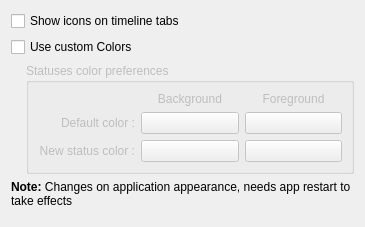
This is src/appears_base.ui in KDE/choqok as Qt 5 draws it before an edit. The edited form follows.
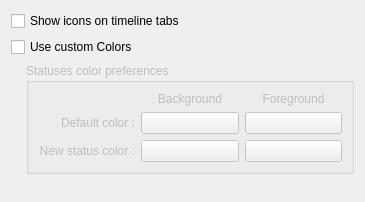
This is the edited form. Custom widgets are drawn as their Qt base class.

Commit message: Patch from Daniel Schaal : * fixes StatusWidget height bug * immediately applies changes in Appearances settings without restart

```diff
--- a/src/appears_base.ui
+++ b/src/appears_base.ui
@@ -6,7 +6,7 @@
     <x>0</x>
     <y>0</y>
     <width>365</width>
-    <height>227</height>
+    <height>202</height>
    </rect>
   </property>
   <property name="windowTitle" >
@@ -139,20 +139,6 @@
      </item>
     </layout>
    </item>
-   <item>
-    <widget class="QLabel" name="label_3" >
-     <property name="text" >
-      <string>&lt;!DOCTYPE HTML PUBLIC "-//W3C//DTD HTML 4.0//EN" "http://www.w3.org/TR/REC-html40/strict.dtd">
-&lt;html>&lt;head>&lt;meta name="qrichtext" content="1" />&lt;style type="text/css">
-p, li { white-space: pre-wrap; }
-&lt;/style>&lt;/head>&lt;body style=" font-family:'DejaVu Sans'; font-size:9pt; font-weight:400; font-style:normal;">
-&lt;p style=" margin-top:0px; margin-bottom:0px; margin-left:0px; margin-right:0px; -qt-block-indent:0; text-indent:0px;">&lt;span style=" font-weight:600;">Note: &lt;/span>Changes on application appearance, needs app restart to take effects&lt;/p>&lt;/body>&lt;/html></string>
-     </property>
-     <property name="wordWrap" >
-      <bool>true</bool>
-     </property>
-    </widget>
-   </item>
    <item>
     <spacer name="verticalSpacer" >
      <property name="orientation" >
```
The commit also changes 5 other files.
